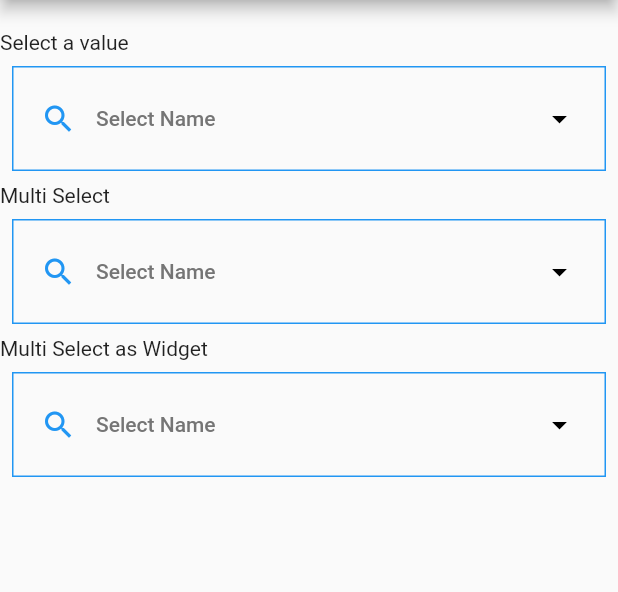
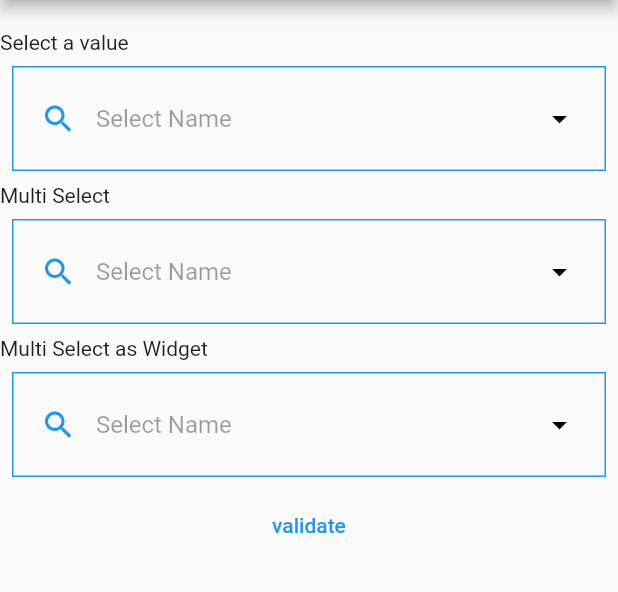
Before and after one commit to amirr-dotcom/custom_searchable_dropdown, a Flutter app: the screen it shows after launch, on a phone screen of 412 x 824 dp, the part 84-676 px from its top. Run offline on Flutter 3.47's test engine with Material 2 defaults, Android fonts, the phone set to English and light mode, and no system bars.

Commit message:
adding validation to single select

```diff
--- a/example/lib/main.dart
+++ b/example/lib/main.dart
@@ -55,6 +55,7 @@ class MyHomePage extends StatefulWidget {
 }
 
 class _MyHomePageState extends State<MyHomePage> {
+  final GlobalKey<FormState> _formKey = GlobalKey<FormState>();
   List? listToSearch = [
     {'name': 'Amir', 'class': 12},
     {'name': 'Raza', 'class': 11},
@@ -82,13 +83,21 @@ class _MyHomePageState extends State<MyHomePage> {
               height: 20,
             ),
             Text('Select a value'),
-            Padding(
+            Form(
+              key: _formKey,
+              child: Padding(
                 padding: const EdgeInsets.all(8.0),
                 child: CustomSearchableDropDown(
                   items: listToSearch!,
                   label: 'Select Name',
                   decoration:
                       BoxDecoration(border: Border.all(color: Colors.blue)),
+                  validator: (v) {
+                    if (v!.isEmpty) {
+                      return 'Please enter a value';
+                    }
+                    return null;
+                  },
                   prefixIcon: Padding(
                     padding: const EdgeInsets.all(0.0),
                     child: Icon(Icons.search),
@@ -104,6 +113,7 @@ class _MyHomePageState extends State<MyHomePage> {
                       selected = null;
                     }
                   },
+                ),
               ),
             ),
             Text('Multi Select'),
@@ -161,6 +171,15 @@ class _MyHomePageState extends State<MyHomePage> {
                 },
               ),
             ),
+            TextButton(
+                onPressed: () {
+                  if (_formKey.currentState!.validate()) {
+                    // _formKey.currentState!.save();
+                    // Handle the validated and saved value here
+                    print('Valid input:');
+                  }
+                },
+                child: Text("validate")),
           ],
         ),
       ), // This trailing comma makes auto-formatting nicer for build methods.
--- a/lib/custom_searchable_dropdown.dart
+++ b/lib/custom_searchable_dropdown.dart
@@ -24,26 +24,31 @@ class CustomSearchableDropDown<T> extends StatefulWidget {
   final Decoration? decoration;
   final List? dropDownMenuItems;
   final ValueChanged? onChanged;
+  final String? Function(String?)? validator;
+  final Widget? child;
 
   CustomSearchableDropDown({
+    Key? key,
     required this.items,
+    this.initialValue,
     required this.label,
+    this.hint = '',
+    this.multiSelectTag,
+    this.initialIndex,
+    this.prefixIcon,
+    this.hideSearch = true,
+    this.enabled = true,
+    this.menuMode = false,
+    this.showClearButton = false,
+    this.multiSelect = false,
+    this.multiSelectValuesAsWidget = true,
+    this.itemOnDialogueBox,
+    this.decoration,
+    this.dropDownMenuItems,
     this.onChanged,
-    this.hint = '',
-    this.initialValue,
-    this.enabled = true,
-    this.showClearButton = false,
-    this.itemOnDialogueBox,
-    this.dropDownMenuItems,
-    this.prefixIcon,
-    this.menuMode = false,
-    this.initialIndex,
-    this.multiSelect = false,
-    this.multiSelectTag,
-    this.multiSelectValuesAsWidget = true,
-    this.hideSearch = true,
-    this.decoration,
-  });
+    this.validator,
+    this.child,
+  }) : super(key: key);
 
   @override
   _CustomSearchableDropDownState createState() =>
@@ -51,8 +56,10 @@ class CustomSearchableDropDown<T> extends StatefulWidget {
 }
 
 class _CustomSearchableDropDownState extends State<CustomSearchableDropDown> {
+  String? validationError;
   String? onSelectLabel;
   final searchC = TextEditingController();
+  final selectedValue = TextEditingController();
   List menuData = [];
   List mainDataListGroup = [];
   List newDataList = [];
@@ -125,6 +132,11 @@ class _CustomSearchableDropDownState extends State<CustomSearchableDropDown> {
 //   openMenu();
 //   }
 // }
+  @override
+  void dispose() {
+    selectedValue.dispose();
+    super.dispose();
+  }
 
   @override
   Widget build(BuildContext context) {
@@ -220,19 +232,47 @@ class _CustomSearchableDropDownState extends State<CustomSearchableDropDown> {
                                           widget.multiSelectTag! +
                                           ' selected',
                               style: TextStyle(color: Colors.grey),
-                            ))
+                            ),
+                    )
                   : Expanded(
-                      child: Text(
-                        onSelectLabel == null
-                            ? widget.label == null
-                                ? 'Select Value'
-                                : widget.label!
-                            : onSelectLabel!,
-                        style: TextStyle(
-                          color: onSelectLabel == null
-                              ? Colors.grey[600]
-                              : Colors.grey[800],
+                      child:
+                          // onSelectLabel == null
+                          //     ? Text(
+                          // onSelectLabel == null
+                          //     ? widget.label == null
+                          //         ? 'Select Value'
+                          //         : widget.label!
+                          //     : onSelectLabel!,
+                          //         style: TextStyle(
+                          //           color: onSelectLabel == null
+                          //               ? Colors.grey[600]
+                          //               : Colors.grey[800],
+                          //         ),
+                          //       )
+                          //     :
+                          TextFormField(
+                        controller: selectedValue,
+                        style: TextStyle(color: Colors.black),
+                        decoration: InputDecoration(
+                          isDense: true,
+                          enabled: false,
+                          hintText: onSelectLabel == null
+                              ? widget.label == null
+                                  ? 'Select Value'
+                                  : widget.label!
+                              : onSelectLabel!,
+                          contentPadding: EdgeInsets.zero,
+                          border: InputBorder.none,
+                          errorStyle: TextStyle(color: Colors.red),
                         ),
+                        validator: (value) {
+                          setState(() {
+                            validationError = widget.validator!(value!);
+                          });
+                          return validationError;
+                        },
+
+                        //,
                       ),
                     ),
               Visibility(
@@ -412,6 +452,8 @@ class _CustomSearchableDropDownState extends State<CustomSearchableDropDown> {
                               if (menuData[i] == newDataList[index]) {
                                 onSelectLabel =
                                     menuData[i].split('-_-')[0].toString();
+                                selectedValue.text =
+                                    menuData[i].split('-_-')[0].toString();
                                 widget.onChanged!(widget.items[i]);
                               }
                             }
```
Lines whose indentation alone changed are shown as unchanged.
